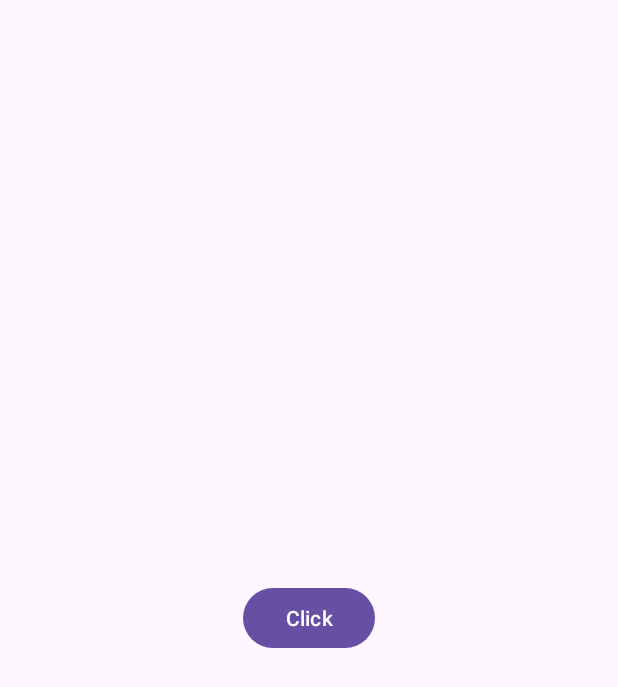
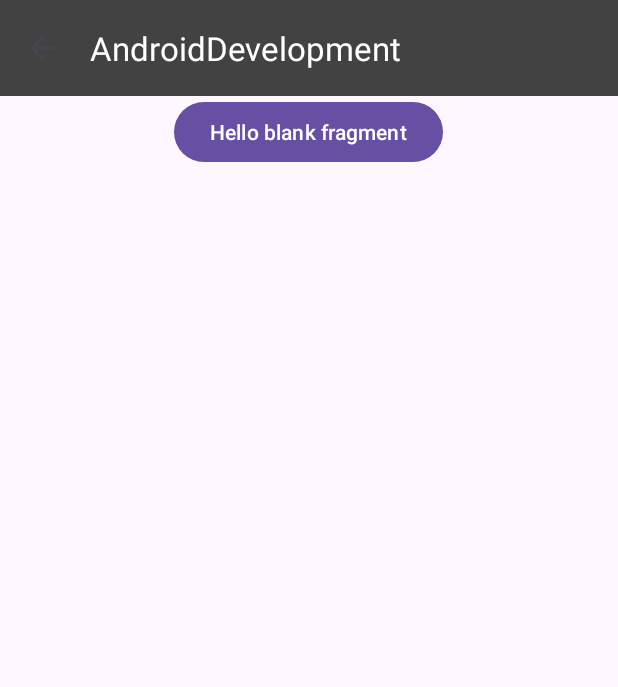
Before and after one commit to khandyana-madhuri/AndroidDevelopment, an Android app: the screen it shows after launch (MainActivity), on a phone screen of 412 x 824 dp. Shown: the top 687 px of the screen. Run offline under Robolectric (Android 15) with nearby library versions, the phone set to English and light mode, and no system bars.

Commit message:
Fragments - open SecondFragment if user clicks on a button in FirstFragment - Pass data between two fragments.

```diff
--- /dev/null
+++ b/app/src/main/java/com/example/androiddevelopment/FirstFragment.kt
@@ -0,0 +1,37 @@
+package com.example.androiddevelopment
+
+import android.os.Bundle
+import androidx.fragment.app.Fragment
+import android.view.LayoutInflater
+import android.view.View
+import android.view.ViewGroup
+import android.widget.Button
+
+
+class FirstFragment : Fragment() {
+
+    override fun onCreateView(
+        inflater: LayoutInflater, container: ViewGroup?,
+        savedInstanceState: Bundle?
+    ): View? {
+
+        return inflater.inflate(R.layout.fragment_first, container, false)
+    }
+
+    override fun onViewCreated(view: View, savedInstanceState: Bundle?) {
+        super.onViewCreated(view, savedInstanceState)
+
+        val textView = view.findViewById<Button>(R.id.button)
+        val secondFragment = SecondFragment()
+
+        textView?.setOnClickListener {
+            val bundle = Bundle()
+            bundle.putString("key","Hello From First Fragment")
+            secondFragment.arguments = bundle
+            parentFragmentManager.beginTransaction()
+                .replace(R.id.fragmentContainer, secondFragment)
+                .addToBackStack(null)
+                .commit()
+        }
+    }
+}
--- a/app/src/main/java/com/example/androiddevelopment/MainActivity.kt
+++ b/app/src/main/java/com/example/androiddevelopment/MainActivity.kt
@@ -1,21 +1,24 @@
 package com.example.androiddevelopment
 
 import android.os.Bundle
-import androidx.activity.enableEdgeToEdge
 import androidx.appcompat.app.AppCompatActivity
-import androidx.core.view.ViewCompat
-import androidx.core.view.WindowInsetsCompat
+import androidx.appcompat.widget.Toolbar
 
 
 class MainActivity : AppCompatActivity() {
     override fun onCreate(savedInstanceState: Bundle?) {
         super.onCreate(savedInstanceState)
-        enableEdgeToEdge()
         setContentView(R.layout.activity_main)
-        ViewCompat.setOnApplyWindowInsetsListener(findViewById(R.id.main)) { v, insets ->
-            val systemBars = insets.getInsets(WindowInsetsCompat.Type.systemBars())
-            v.setPadding(systemBars.left, systemBars.top, systemBars.right, systemBars.bottom)
-            insets
-        }
+
+        val toolBar = findViewById<Toolbar>(R.id.toolbar)
+        setSupportActionBar(toolBar)
+        supportActionBar?.setDisplayHomeAsUpEnabled(true)
+
+        supportFragmentManager.beginTransaction()
+            .replace(R.id.fragmentContainer, FirstFragment())
+            .commit()
     }
+
+
+
 }
--- /dev/null
+++ b/app/src/main/java/com/example/androiddevelopment/SecondFragment.kt
@@ -0,0 +1,28 @@
+package com.example.androiddevelopment
+
+import android.os.Bundle
+import androidx.fragment.app.Fragment
+import android.view.LayoutInflater
+import android.view.View
+import android.view.ViewGroup
+import android.widget.TextView
+
+
+class SecondFragment : Fragment() {
+
+
+    override fun onCreateView(
+        inflater: LayoutInflater, container: ViewGroup?,
+        savedInstanceState: Bundle?
+    ): View? {
+        // Inflate the layout for this fragment
+        return inflater.inflate(R.layout.fragment_second, container, false)
+    }
+
+    override fun onViewCreated(view: View, savedInstanceState: Bundle?) {
+        super.onViewCreated(view, savedInstanceState)
+        view.findViewById<TextView>(R.id.text).text = arguments?.getString("key")
+    }
+
+
+}
--- a/app/src/main/res/layout/activity_main.xml
+++ b/app/src/main/res/layout/activity_main.xml
@@ -4,16 +4,28 @@
     xmlns:tools="http://schemas.android.com/tools"
     android:id="@+id/main"
     android:layout_width="match_parent"
-    android:layout_height="match_parent"
+    android:layout_height="wrap_content"
     tools:context=".MainActivity">
 
-    <Button
-        android:layout_width="wrap_content"
+    <androidx.appcompat.widget.Toolbar
+        android:id="@+id/toolbar"
+        app:layout_constraintStart_toStartOf="parent"
+        app:layout_constraintTop_toTopOf="parent"
+        android:layout_width="match_parent"
+        app:layout_constraintEnd_toEndOf="parent"
+        app:titleTextColor="@color/white"
+        android:background="@color/cardview_dark_background"
+        app:layout_constraintBottom_toTopOf="@+id/fragmentContainer"
+        android:layout_height="match_parent"
+        app:title="@string/app_name"/>
+
+    <FrameLayout
+        android:layout_width="match_parent"
+        app:layout_constraintStart_toStartOf="parent"
+        app:layout_constraintEnd_toEndOf="parent"
         android:layout_height="wrap_content"
-        android:text="Click"
         app:layout_constraintBottom_toBottomOf="parent"
-        app:layout_constraintEnd_toEndOf="parent"
-        app:layout_constraintStart_toStartOf="parent"
-        app:layout_constraintTop_toTopOf="parent" />
+        app:layout_constraintTop_toBottomOf="@+id/toolbar"
+        android:id="@+id/fragmentContainer"/>
 
 </androidx.constraintlayout.widget.ConstraintLayout>
--- /dev/null
+++ b/app/src/main/res/layout/fragment_first.xml
@@ -0,0 +1,16 @@
+<?xml version="1.0" encoding="utf-8"?>
+<FrameLayout xmlns:android="http://schemas.android.com/apk/res/android"
+    xmlns:tools="http://schemas.android.com/tools"
+    android:layout_width="match_parent"
+    android:layout_height="match_parent"
+    tools:context=".FirstFragment">
+
+    <!-- TODO: Update blank fragment layout -->
+    <Button
+        android:id="@+id/button"
+        android:layout_width="wrap_content"
+        android:layout_height="wrap_content"
+        android:layout_gravity="center"
+        android:text="@string/hello_blank_fragment" />
+
+</FrameLayout>
--- a/app/src/main/res/values/strings.xml
+++ b/app/src/main/res/values/strings.xml
@@ -1,3 +1,5 @@
 <resources>
     <string name="app_name">AndroidDevelopment</string>
+    <!-- TODO: Remove or change this placeholder text -->
+    <string name="hello_blank_fragment">Hello blank fragment</string>
 </resources>
```
Also changed, not shown: app/src/main/res/layout/fragment_second.xml (added, +17 -0 lines).
